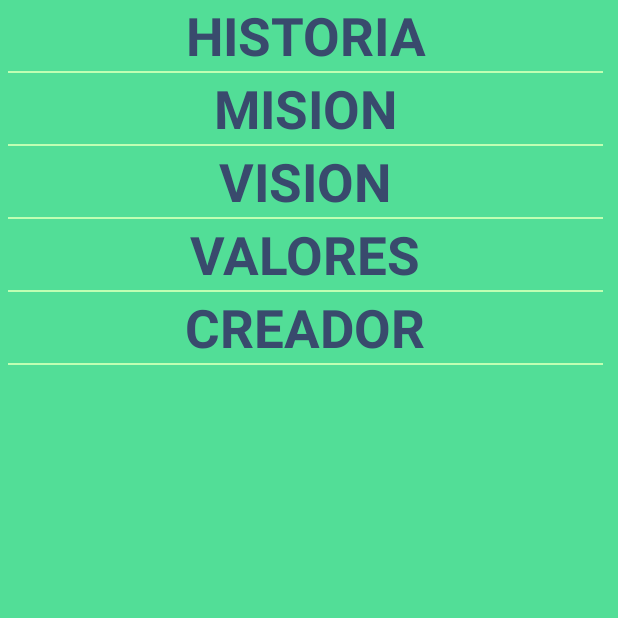
After one commit to EzeLuna88/MercadoEsclavo, an Android app: the fragment AboutUsFragment shown on its own in the app's theme, on a phone screen of 412 x 824 dp, the top half of it. The commit adds this screen. Run offline under Robolectric (Android 15) with nearby library versions, the phone set to English and light mode, and no system bars; our stand-ins replace ButterKnife.

Commit message:
about us

```diff
--- /dev/null
+++ b/app/src/main/java/com/example/mercadoesclavo/view/AboutUsFragment.java
@@ -0,0 +1,124 @@
+package com.example.mercadoesclavo.view;
+
+
+import android.os.Bundle;
+
+import androidx.fragment.app.Fragment;
+
+import android.view.LayoutInflater;
+import android.view.View;
+import android.view.ViewGroup;
+import android.widget.TextView;
+
+import com.example.mercadoesclavo.R;
+
+import org.w3c.dom.Text;
+
+import butterknife.BindView;
+import butterknife.ButterKnife;
+
+/**
+ * A simple {@link Fragment} subclass.
+ */
+public class AboutUsFragment extends Fragment {
+    @BindView(R.id.historiaTituloAboutUsFragment)
+    TextView historiaTituloAboutUsFragment;
+    @BindView(R.id.textViewHistoriaAboutUsFragment)
+    TextView textViewHistoriaAboutUsFragment;
+    @BindView(R.id.misionTituloAboutUsFragment)
+    TextView misionTituloAboutUsFragment;
+    @BindView(R.id.textViewMisionAboutUsFragment)
+    TextView textViewMisionAboutUsFragment;
+    @BindView(R.id.visionTituloAboutUsFragment)
+    TextView visionTituloAboutUsFragment;
+    @BindView(R.id.textViewVisionAboutUsFragment)
+    TextView textViewVisionAboutUsFragment;
+    @BindView(R.id.valoresTituloAboutUsFragment)
+    TextView valoresTituloAboutUsFragment;
+    @BindView(R.id.textViewValoresAboutUsFragment)
+    TextView textViewValoresAboutUsFragment;
+    @BindView(R.id.creadorTituloAboutUsFragment)
+    TextView creadorTituloAboutUsFragment;
+    @BindView(R.id.textViewNombreAboutUsFragment)
+    TextView textViewNombreAboutUsFragment;
+    @BindView(R.id.textViewEdadAboutUsFragment)
+    TextView textViewEdadAboutUsFragment;
+    @BindView(R.id.textViewEstudioAboutUsFragment)
+    TextView textViewEstudioAboutUsFragment;
+
+
+    public AboutUsFragment() {
+        // Required empty public constructor
+    }
+
+
+    @Override
+    public View onCreateView(LayoutInflater inflater, ViewGroup container,
+                             Bundle savedInstanceState) {
+        // Inflate the layout for this fragment
+        View view = inflater.inflate(R.layout.fragment_about_us, container, false);
+        ButterKnife.bind(this, view);
+        botonHistoria();
+        botonMision();
+        botonValores();
+        botonVision();
+        botonCreador();
+        return view;
+    }
+
+
+    public void botonHistoria() {
+        historiaTituloAboutUsFragment.setOnClickListener(new View.OnClickListener() {
+            @Override
+            public void onClick(View v) {
+                visibility(textViewHistoriaAboutUsFragment);
+            }
+
+        });
+    }
+
+    public void botonMision() {
+        misionTituloAboutUsFragment.setOnClickListener(new View.OnClickListener() {
+            @Override
+            public void onClick(View v) {
+                visibility(textViewMisionAboutUsFragment);
+            }
+
+        });
+    }
+
+    public void botonVision() {
+        visionTituloAboutUsFragment.setOnClickListener(new View.OnClickListener() {
+            @Override
+            public void onClick(View view) {
+                visibility(textViewVisionAboutUsFragment);
+            }
+        });
+    }
+
+    public void botonValores() {
+        valoresTituloAboutUsFragment.setOnClickListener(new View.OnClickListener() {
+            @Override
+            public void onClick(View view) {
+                visibility(textViewValoresAboutUsFragment);
+            }
+        });
+    }
+
+    public void botonCreador() {
+        creadorTituloAboutUsFragment.setOnClickListener(new View.OnClickListener() {
+            @Override
+            public void onClick(View view) {
+                visibility(textViewNombreAboutUsFragment);
+                visibility(textViewEdadAboutUsFragment);
+                visibility(textViewEstudioAboutUsFragment);
+            }
+        });
+    }
+
+    public void visibility(View view) {
+        if (view.getVisibility() == View.GONE)
+            view.setVisibility(View.VISIBLE);
+        else view.setVisibility(View.GONE);
+    }
+}
--- a/app/src/main/java/com/example/mercadoesclavo/view/MainActivity.java
+++ b/app/src/main/java/com/example/mercadoesclavo/view/MainActivity.java
@@ -64,6 +64,8 @@ public class MainActivity extends AppCompatActivity implements MainFragment.noti
                     case R.id.navigationViewMenuCerrarSesion:
                         Toast.makeText(MainActivity.this, "cierro mi sesion", Toast.LENGTH_SHORT).show();
                         break;
+                    case R.id.navigationViewAboutUs:
+                        IrAAboutUs();
                 }
 
                 drawerLayout.closeDrawers();
@@ -72,4 +74,13 @@ public class MainActivity extends AppCompatActivity implements MainFragment.noti
             }
         });
     }
+
+
+    public void IrAAboutUs() {
+        AboutUsFragment aboutUsFragment = new AboutUsFragment();
+        FragmentManager fragmentManager = getSupportFragmentManager();
+        FragmentTransaction fragmentTransaction = fragmentManager.beginTransaction();
+        fragmentTransaction.replace(R.id.contenedorDeFragment, aboutUsFragment);
+        fragmentTransaction.commit();
+    }
 }
--- /dev/null
+++ b/app/src/main/res/drawable/ic_help_black_24dp.xml
@@ -0,0 +1,9 @@
+<vector xmlns:android="http://schemas.android.com/apk/res/android"
+        android:width="24dp"
+        android:height="24dp"
+        android:viewportWidth="24.0"
+        android:viewportHeight="24.0">
+    <path
+        android:fillColor="#FF000000"
+        android:pathData="M12,2C6.48,2 2,6.48 2,12s4.48,10 10,10 10,-4.48 10,-10S17.52,2 12,2zM13,19h-2v-2h2v2zM15.07,11.25l-0.9,0.92C13.45,12.9 13,13.5 13,15h-2v-0.5c0,-1.1 0.45,-2.1 1.17,-2.83l1.24,-1.26c0.37,-0.36 0.59,-0.86 0.59,-1.41 0,-1.1 -0.9,-2 -2,-2s-2,0.9 -2,2L8,9c0,-2.21 1.79,-4 4,-4s4,1.79 4,4c0,0.88 -0.36,1.68 -0.93,2.25z"/>
+</vector>
--- /dev/null
+++ b/app/src/main/res/layout/fragment_about_us.xml
@@ -0,0 +1,177 @@
+<?xml version="1.0" encoding="utf-8"?>
+<LinearLayout xmlns:android="http://schemas.android.com/apk/res/android"
+    xmlns:tools="http://schemas.android.com/tools"
+    android:layout_width="match_parent"
+    android:layout_height="match_parent"
+    android:background="@color/colorPrimary"
+    android:orientation="vertical"
+    tools:context=".view.AboutUsFragment">
+
+    <ScrollView
+        android:layout_width="match_parent"
+        android:layout_height="match_parent">
+
+        <LinearLayout
+            android:layout_width="match_parent"
+            android:layout_height="match_parent"
+            android:layout_marginLeft="5dp"
+            android:layout_marginRight="10dp"
+            android:orientation="vertical">
+
+            <TextView
+                android:id="@+id/historiaTituloAboutUsFragment"
+                android:layout_width="match_parent"
+                android:layout_height="wrap_content"
+                android:gravity="center_horizontal"
+                android:text="HISTORIA"
+                android:textColor="@color/colorAccent"
+                android:textSize="35dp"
+                android:textStyle="bold" />
+
+            <TextView
+                android:id="@+id/textViewHistoriaAboutUsFragment"
+                android:layout_width="match_parent"
+                android:layout_height="wrap_content"
+                android:layout_marginBottom="20dp"
+                android:text="MERCADO ESCLAVO es una empresa que nacio en el año 2019 cuando Ezequiel Luna cursaba en Digital House, y como trabajo entregable le pidieron que creara una app donde se pudiera vender distintos objetos. A partir de ahi MERCADO ESCLAVO no ha parado de crecer."
+                android:textColor="@color/colorAccent"
+                android:textSize="15dp"
+                android:textStyle="bold"
+                android:visibility="gone" />
+
+            <LinearLayout
+                android:layout_width="match_parent"
+                android:layout_height="1dp"
+                android:background="@color/colorClaro"
+                android:orientation="vertical" />
+
+            <TextView
+                android:id="@+id/misionTituloAboutUsFragment"
+                android:layout_width="match_parent"
+                android:layout_height="wrap_content"
+                android:gravity="center_horizontal"
+                android:text="MISION"
+                android:textColor="@color/colorAccent"
+                android:textSize="35dp"
+                android:textStyle="bold" />
+
+            <TextView
+                android:id="@+id/textViewMisionAboutUsFragment"
+                android:layout_width="match_parent"
+                android:layout_height="wrap_content"
+                android:layout_marginBottom="20dp"
+                android:text="MERCADO ESCLAVO tiene como mision llevarle al cliente la comodidad de buscar variados productos sin moverse de su casa."
+                android:textColor="@color/colorAccent"
+                android:textSize="15dp"
+                android:textStyle="bold"
+                android:visibility="gone" />
+
+            <LinearLayout
+                android:layout_width="match_parent"
+                android:layout_height="1dp"
+                android:background="@color/colorClaro"
+                android:orientation="vertical" />
+
+            <TextView
+                android:id="@+id/visionTituloAboutUsFragment"
+                android:layout_width="match_parent"
+                android:layout_height="wrap_content"
+                android:gravity="center_horizontal"
+                android:text="VISION"
+                android:textColor="@color/colorAccent"
+                android:textSize="35dp"
+                android:textStyle="bold" />
+
+            <TextView
+                android:id="@+id/textViewVisionAboutUsFragment"
+                android:layout_width="match_parent"
+                android:layout_height="wrap_content"
+                android:layout_marginBottom="20dp"
+                android:text="MERCADO ESCLAVO tiene como objetivo claro el de proporcionarle al cliente una app en la que pueda comprar lo que requiera en el momento. Entendemos que en el mundo de hoy, el tiempo es de suma importancia y por eso es que vemos necesario que las distintas compras puedan realizarse desde un mismo lugar, desde la comodidad de un smartphone"
+                android:textColor="@color/colorAccent"
+                android:textSize="15dp"
+                android:textStyle="bold"
+                android:visibility="gone" />
+
+            <LinearLayout
+                android:layout_width="match_parent"
+                android:layout_height="1dp"
+                android:background="@color/colorClaro"
+                android:orientation="vertical" />
+
+            <TextView
+                android:id="@+id/valoresTituloAboutUsFragment"
+                android:layout_width="match_parent"
+                android:layout_height="wrap_content"
+                android:gravity="center_horizontal"
+                android:text="VALORES"
+                android:textColor="@color/colorAccent"
+                android:textSize="35dp"
+                android:textStyle="bold" />
+
+            <LinearLayout
+                android:layout_width="match_parent"
+                android:layout_height="1dp"
+                android:background="@color/colorClaro"
+                android:orientation="vertical" />
+
+            <TextView
+                android:id="@+id/textViewValoresAboutUsFragment"
+                android:layout_width="match_parent"
+                android:layout_height="wrap_content"
+                android:layout_marginBottom="20dp"
+                android:text="MERCADO ESCLAVO tiene como valores los de brindar Confianza con los clientes, y dentro de la empresa. Gran responsabilidad en lo que brindamos, lo hacemos de manera profesional y siempre intentando que el cliente termine satisfecho con el servicio ofrecido. Tambien tenemos disponibilidad al cambio, los tiempos de hoy en dia corren a velocidades impensadas, por lo tanto siempre estamos atento a las innovaciones que surgen para poder adoptarlas."
+                android:textColor="@color/colorAccent"
+                android:textSize="15dp"
+                android:textStyle="bold"
+                android:visibility="gone" />
+
+            <TextView
+                android:id="@+id/creadorTituloAboutUsFragment"
+                android:layout_width="match_parent"
+                android:layout_height="wrap_content"
+                android:gravity="center_horizontal"
+                android:text="CREADOR"
+                android:textColor="@color/colorAccent"
+                android:textSize="35dp"
+                android:textStyle="bold" />
+
+            <TextView
+                android:id="@+id/textViewNombreAboutUsFragment"
+                android:layout_width="match_parent"
+                android:layout_height="wrap_content"
+                android:text="Ezequiel Luna"
+                android:textColor="@color/colorAccent"
+                android:textSize="15dp"
+                android:textStyle="bold"
+                android:visibility="gone" />
+
+            <TextView
+                android:id="@+id/textViewEdadAboutUsFragment"
+                android:layout_width="match_parent"
+                android:layout_height="wrap_content"
+                android:text="31 años"
+                android:textColor="@color/colorAccent"
+                android:textSize="15dp"
+                android:textStyle="bold"
+                android:visibility="gone" />
+
+            <TextView
+                android:id="@+id/textViewEstudioAboutUsFragment"
+                android:layout_width="match_parent"
+                android:layout_height="wrap_content"
+                android:text="Estudiante en Digital House"
+                android:textColor="@color/colorAccent"
+                android:textSize="15dp"
+                android:textStyle="bold"
+                android:visibility="gone" />
+
+            <LinearLayout
+                android:layout_width="match_parent"
+                android:layout_height="1dp"
+                android:background="@color/colorClaro"
+                android:orientation="vertical" />
+
+        </LinearLayout>
+    </ScrollView>
+</LinearLayout>
--- a/app/src/main/res/menu/main_navigationview.xml
+++ b/app/src/main/res/menu/main_navigationview.xml
@@ -16,4 +16,10 @@
         android:icon="@drawable/ic_close_black_24dp"
         android:title="Cerrar sesion" />
 
+    <item
+        android:id="@+id/navigationViewAboutUs"
+        android:title="About Us"
+        android:icon="@drawable/ic_help_black_24dp"
+        />
+
 </menu>
--- a/app/src/main/res/values/colors.xml
+++ b/app/src/main/res/values/colors.xml
@@ -1,6 +1,7 @@
 <?xml version="1.0" encoding="utf-8"?>
 <resources>
-    <color name="colorPrimary">#008577</color>
-    <color name="colorPrimaryDark">#00574B</color>
-    <color name="colorAccent">#D81B60</color>
+    <color name="colorPrimary">#52de97</color>
+    <color name="colorPrimaryDark">#3c9d9b</color>
+    <color name="colorAccent">#394a6d</color>
+    <color name="colorClaro">#c0ffb3</color>
 </resources>
```
